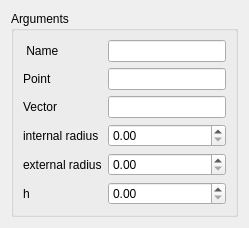
Qt form src/HEXABLOCKGUI/Pipe_QTD.ui (SalomePlatform/hexablock) before a commit.
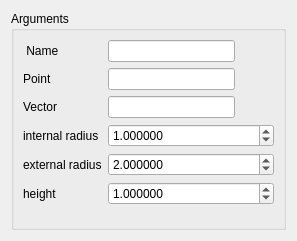
The same form after that commit.

Diff of the .ui file:
```diff
--- a/src/HEXABLOCKGUI/Pipe_QTD.ui
+++ b/src/HEXABLOCKGUI/Pipe_QTD.ui
@@ -6,8 +6,8 @@
    <rect>
     <x>0</x>
     <y>0</y>
-    <width>249</width>
-    <height>227</height>
+    <width>297</width>
+    <height>241</height>
    </rect>
   </property>
   <property name="sizePolicy">
@@ -16,12 +16,24 @@
     <verstretch>0</verstretch>
    </sizepolicy>
   </property>
+  <property name="minimumSize">
+   <size>
+    <width>5</width>
+    <height>0</height>
+   </size>
+  </property>
   <property name="windowTitle">
    <string>Pipe Construction</string>
   </property>
   <layout class="QVBoxLayout" name="verticalLayout">
    <item>
     <widget class="QGroupBox" name="groupBox">
+     <property name="minimumSize">
+      <size>
+       <width>5</width>
+       <height>0</height>
+      </size>
+     </property>
      <property name="title">
       <string>Arguments</string>
      </property>
@@ -80,7 +92,23 @@
        </widget>
       </item>
       <item row="5" column="1">
-       <widget class="QDoubleSpinBox" name="ir_spb"/>
+       <widget class="QDoubleSpinBox" name="ir_spb">
+        <property name="sizePolicy">
+         <sizepolicy hsizetype="Expanding" vsizetype="Fixed">
+          <horstretch>0</horstretch>
+          <verstretch>0</verstretch>
+         </sizepolicy>
+        </property>
+        <property name="decimals">
+         <number>6</number>
+        </property>
+        <property name="maximum">
+         <double>1000000000.000000000000000</double>
+        </property>
+        <property name="value">
+         <double>1.000000000000000</double>
+        </property>
+       </widget>
       </item>
       <item row="6" column="0">
        <widget class="QLabel" name="label_1">
@@ -90,17 +118,49 @@
        </widget>
       </item>
       <item row="6" column="1">
-       <widget class="QDoubleSpinBox" name="er_spb"/>
+       <widget class="QDoubleSpinBox" name="er_spb">
+        <property name="sizePolicy">
+         <sizepolicy hsizetype="Expanding" vsizetype="Fixed">
+          <horstretch>0</horstretch>
+          <verstretch>0</verstretch>
+         </sizepolicy>
+        </property>
+        <property name="decimals">
+         <number>6</number>
+        </property>
+        <property name="maximum">
+         <double>1000000000.000000000000000</double>
+        </property>
+        <property name="value">
+         <double>2.000000000000000</double>
+        </property>
+       </widget>
       </item>
       <item row="7" column="0">
        <widget class="QLabel" name="label_3">
         <property name="text">
-         <string>h</string>
+         <string>height</string>
         </property>
        </widget>
       </item>
       <item row="7" column="1">
-       <widget class="QDoubleSpinBox" name="h_spb"/>
+       <widget class="QDoubleSpinBox" name="h_spb">
+        <property name="sizePolicy">
+         <sizepolicy hsizetype="Expanding" vsizetype="Fixed">
+          <horstretch>0</horstretch>
+          <verstretch>0</verstretch>
+         </sizepolicy>
+        </property>
+        <property name="decimals">
+         <number>6</number>
+        </property>
+        <property name="maximum">
+         <double>1000000000.000000000000000</double>
+        </property>
+        <property name="value">
+         <double>1.000000000000000</double>
+        </property>
+       </widget>
       </item>
       <item row="1" column="0">
        <widget class="QLabel" name="label_6">
```
